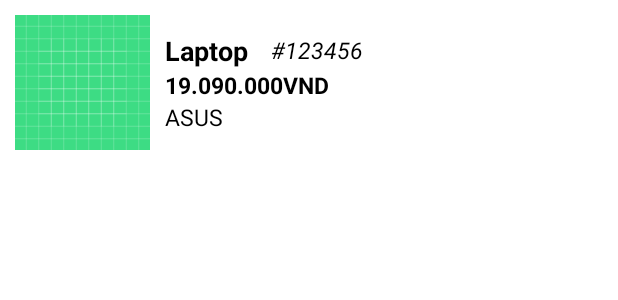
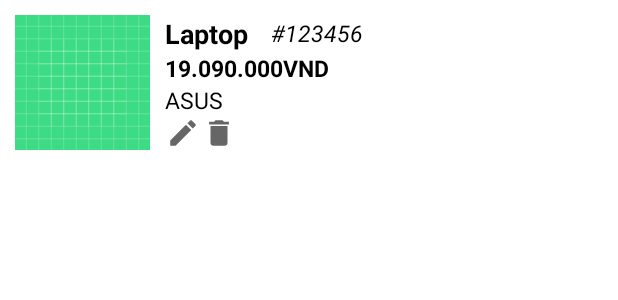
Before and after one commit to Group03-OrganiCare/G701_Nhom03, an Android app: the layout item_listview.xml on its own in the app's theme, with its tools: preview values and no code run, on a phone screen of 412 x 824 dp. Shown: the top 300 px of the screen. Run offline under Robolectric (Android 15) with nearby library versions, the phone set to English and light mode, and no system bars.

Commit message:
dialog delete addEvents

```diff
--- a/app/src/main/java/com/n03/g701/MainActivity.java
+++ b/app/src/main/java/com/n03/g701/MainActivity.java
@@ -2,7 +2,11 @@ package com.n03.g701;
 
 import androidx.appcompat.app.AppCompatActivity;
 
+import android.app.Dialog;
 import android.os.Bundle;
+import android.view.View;
+import android.widget.Button;
+import android.widget.ImageView;
 import android.widget.ListView;
 
 import com.n03.g701.adapter.ProductAdapter;
@@ -16,6 +20,8 @@ public class MainActivity extends AppCompatActivity {
     ArrayList<Product> arrayList;
     ProductAdapter productAdapter;
 
+    ImageView imvDelete;
+
 
     @Override
     protected void onCreate(Bundle savedInstanceState) {
@@ -28,12 +34,40 @@ public class MainActivity extends AppCompatActivity {
     }
 
     private void linkViews() {
+
         lvProduct= findViewById(R.id.lvProduct);
+        imvDelete = findViewById(R.id.imvDelete);
     }
 
     private void addEvents() {
         productAdapter = new ProductAdapter(MainActivity.this, R.layout.item_listview, initData());
         lvProduct.setAdapter(productAdapter);
+
+        //delete product
+        imvDelete.setOnClickListener(new View.OnClickListener() {
+            @Override
+            public void onClick(View view) {
+                final Dialog dialog = new Dialog(MainActivity.this);
+                dialog.setContentView(R.layout.custom_delete_dialog);
+                dialog.setCanceledOnTouchOutside(false);
+
+                Button btnConfirmDelete = dialog.findViewById(R.id.btnConfirmDelete);
+                btnConfirmDelete.setOnClickListener(new View.OnClickListener() {
+                    @Override
+                    public void onClick(View view) {
+
+                    }
+                });
+                Button btnCancelDelete = dialog.findViewById(R.id.btnCancelDelete);
+                btnCancelDelete.setOnClickListener(new View.OnClickListener() {
+                    @Override
+                    public void onClick(View view) {
+                        dialog.dismiss();
+                    }
+                });
+                dialog.show();
+            }
+        });
     }
 
     private ArrayList<Product> initData() {
--- /dev/null
+++ b/app/src/main/res/drawable/ic_delete.xml
@@ -0,0 +1,10 @@
+<vector xmlns:android="http://schemas.android.com/apk/res/android"
+    android:width="24dp"
+    android:height="24dp"
+    android:viewportWidth="24"
+    android:viewportHeight="24"
+    android:tint="?attr/colorControlNormal">
+  <path
+      android:fillColor="@android:color/white"
+      android:pathData="M6,19c0,1.1 0.9,2 2,2h8c1.1,0 2,-0.9 2,-2V7H6v12zM19,4h-3.5l-1,-1h-5l-1,1H5v2h14V4z"/>
+</vector>
--- /dev/null
+++ b/app/src/main/res/drawable/ic_edit.xml
@@ -0,0 +1,10 @@
+<vector xmlns:android="http://schemas.android.com/apk/res/android"
+    android:width="24dp"
+    android:height="24dp"
+    android:viewportWidth="24"
+    android:viewportHeight="24"
+    android:tint="?attr/colorControlNormal">
+  <path
+      android:fillColor="@android:color/white"
+      android:pathData="M3,17.25V21h3.75L17.81,9.94l-3.75,-3.75L3,17.25zM20.71,7.04c0.39,-0.39 0.39,-1.02 0,-1.41l-2.34,-2.34c-0.39,-0.39 -1.02,-0.39 -1.41,0l-1.83,1.83 3.75,3.75 1.83,-1.83z"/>
+</vector>
--- a/app/src/main/res/layout/item_listview.xml
+++ b/app/src/main/res/layout/item_listview.xml
@@ -61,7 +61,25 @@
             android:text="ASUS"
             android:textSize="15sp"
             android:textColor="@color/black"/>
+        <LinearLayout
+            android:layout_width="wrap_content"
+            android:layout_height="match_parent"
+            android:orientation="horizontal"
+            android:gravity="center">
+            <ImageView
+                android:id="@+id/imvEdit"
+                android:layout_width="wrap_content"
+                android:layout_height="wrap_content"
+                android:src="@drawable/ic_edit"
+                android:backgroundTint="#48A9A6"/>
+            <ImageView
+                android:id="@+id/imvDelete"
+                android:layout_width="wrap_content"
+                android:layout_height="wrap_content"
+                android:src="@drawable/ic_delete"
+                android:backgroundTint="#FBE7E7"/>
 
+        </LinearLayout>
     </LinearLayout>
 
 </LinearLayout>
```
